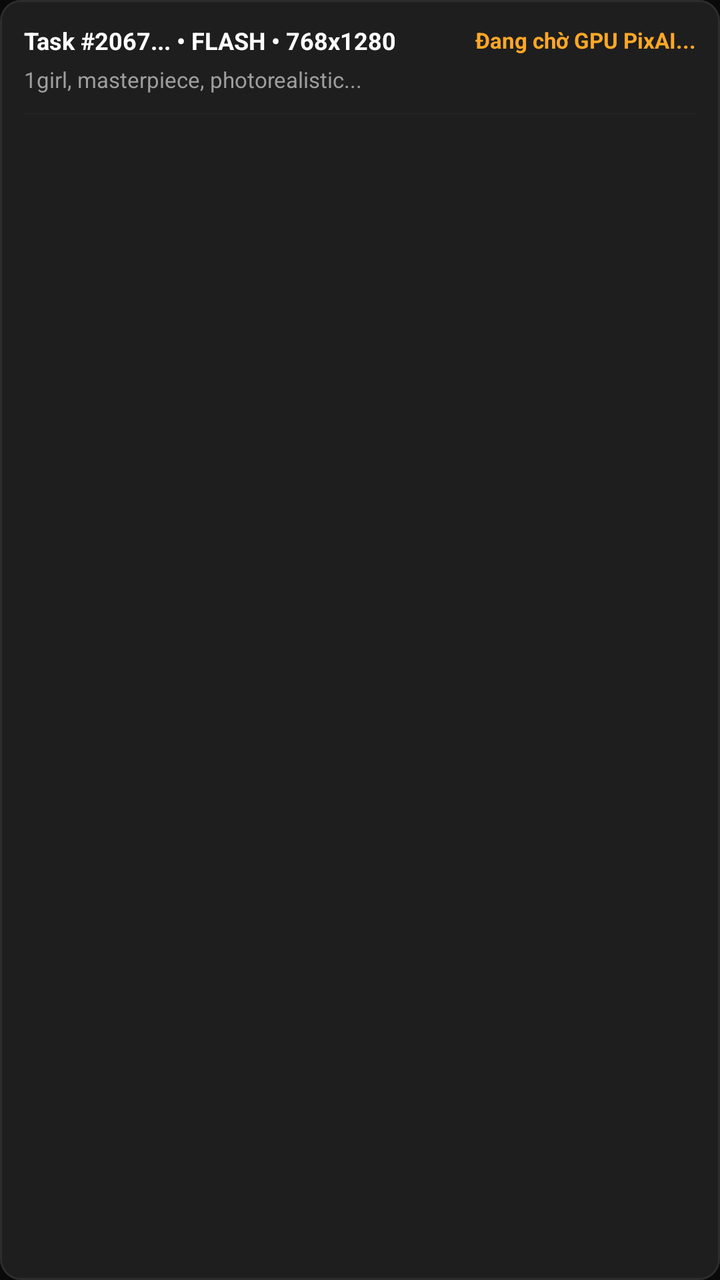
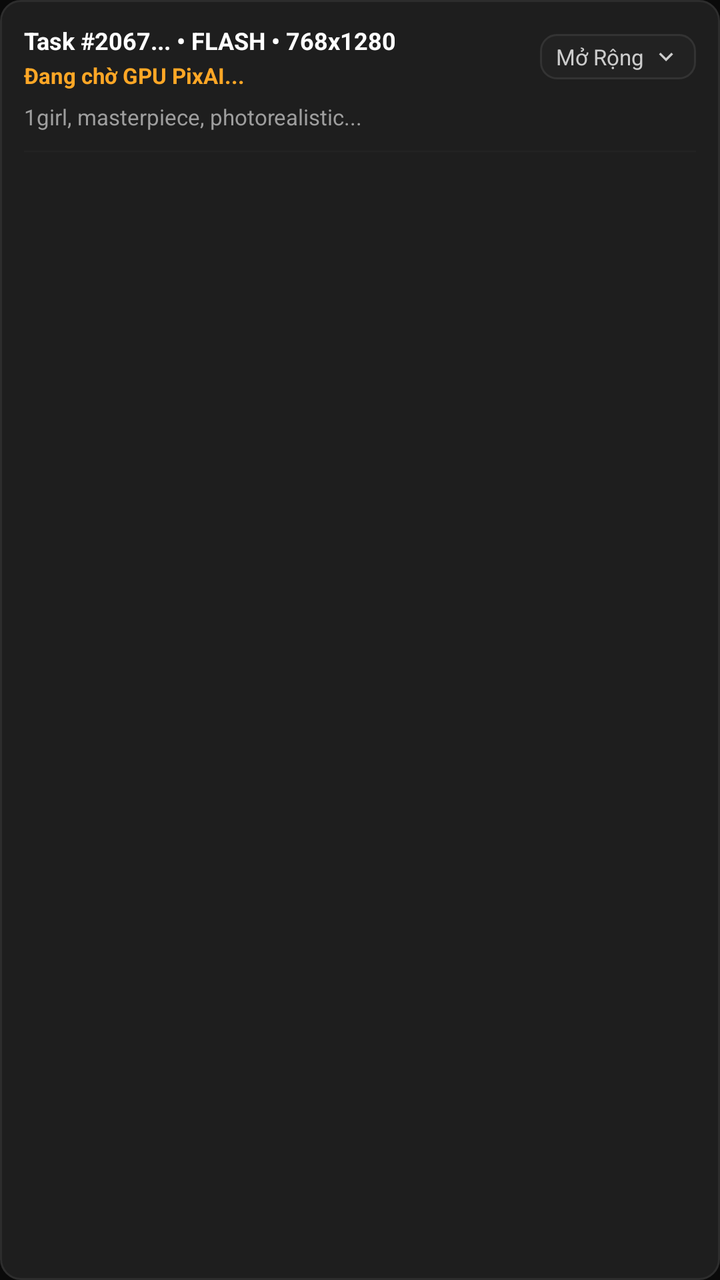

Screens rendered from an Android XML layout before and after an edit, with the pre-edit source and the edit as a unified diff.
<!-- AndroidManifest.xml: application theme Theme.PixAiNexus -->
<!-- res/layout/item_active_task.xml -->
<?xml version="1.0" encoding="utf-8"?>
<LinearLayout xmlns:android="http://schemas.android.com/apk/res/android"
    android:id="@+id/layoutTaskCardRoot"
    android:layout_width="match_parent"
    android:layout_height="wrap_content"
    android:layout_marginBottom="10dp"
    android:background="@drawable/bg_cyber_card"
    android:orientation="vertical"
    android:padding="12dp">

    
    <LinearLayout
        android:layout_width="match_parent"
        android:layout_height="wrap_content"
        android:gravity="center_vertical"
        android:orientation="horizontal">

        <TextView
            android:id="@+id/tvTaskHeader"
            android:layout_width="0dp"
            android:layout_height="wrap_content"
            android:layout_weight="1"
            android:singleLine="true"
            android:text="Task #2067... • FLASH • 768x1280"
            android:textColor="#FFFFFF"
            android:textSize="12sp"
            android:textStyle="bold" />

        <TextView
            android:id="@+id/tvTaskStatusBadge"
            android:layout_width="wrap_content"
            android:layout_height="wrap_content"
            android:singleLine="true"
            android:text="Đang chờ GPU PixAI..."
            android:textColor="#FFA726"
            android:textSize="11sp"
            android:textStyle="bold" />
    </LinearLayout>

    
    <TextView
        android:id="@+id/tvTaskPrompt"
        android:layout_width="match_parent"
        android:layout_height="wrap_content"
        android:layout_marginTop="4dp"
        android:ellipsize="end"
        android:maxLines="1"
        android:text="1girl, masterpiece, photorealistic..."
        android:textColor="#9E9E9E"
        android:textSize="11sp" />

    
    <ProgressBar
        android:id="@+id/pbTaskProgress"
        style="?android:attr/progressBarStyleHorizontal"
        android:layout_width="match_parent"
        android:layout_height="4dp"
        android:layout_marginTop="8dp"
        android:indeterminate="true" />

    
    <LinearLayout
        android:id="@+id/layoutTaskResult"
        android:layout_width="match_parent"
        android:layout_height="wrap_content"
        android:layout_marginTop="8dp"
        android:gravity="center_vertical"
        android:orientation="horizontal"
        android:visibility="gone">

        <ImageView
            android:id="@+id/ivTaskThumbnail"
            android:layout_width="60dp"
            android:layout_height="60dp"
            android:layout_marginEnd="10dp"
            android:background="#161616"
            android:scaleType="centerCrop" />

        <LinearLayout
            android:layout_width="0dp"
            android:layout_height="wrap_content"
            android:layout_weight="1"
            android:orientation="vertical">

            <Button
                android:id="@+id/btnTaskZoom"
                android:layout_width="match_parent"
                android:layout_height="34dp"
                android:background="@drawable/bg_cyber_chip_normal"
                android:gravity="center"
                android:minWidth="0dp"
                android:minHeight="0dp"
                android:singleLine="true"
                android:text="Xem Phóng To"
                android:textAllCaps="false"
                android:textColor="#FFFFFF"
                android:textSize="11sp" />

            <Button
                android:id="@+id/btnTaskApply"
                android:layout_width="match_parent"
                android:layout_height="34dp"
                android:layout_marginTop="4dp"
                android:background="@drawable/bg_cyber_btn_secondary"
                android:gravity="center"
                android:minWidth="0dp"
                android:minHeight="0dp"
                android:singleLine="true"
                android:text="Đưa Lên Màn Chính"
                android:textAllCaps="false"
                android:textColor="#81C784"
                android:textSize="11sp" />
        </LinearLayout>
    </LinearLayout>
</LinearLayout>
<!-- resources referenced by this layout -->
<resources>
  <!-- drawable bg_cyber_btn_secondary (drawable) -->
  <?xml version="1.0" encoding="utf-8"?>
  <shape xmlns:android="http://schemas.android.com/apk/res/android">
      <solid android:color="#2A2A2A" />
      <stroke android:width="1dp" android:color="#3A3A3A" />
      <corners android:radius="8dp" />
  </shape>
  <!-- drawable bg_cyber_card (drawable) -->
  <?xml version="1.0" encoding="utf-8"?>
  <shape xmlns:android="http://schemas.android.com/apk/res/android">
      <solid android:color="#1E1E1E" />
      <stroke android:width="1dp" android:color="#2D2D2D" />
      <corners android:radius="10dp" />
  </shape>
  <!-- drawable bg_cyber_chip_normal (drawable) -->
  <?xml version="1.0" encoding="utf-8"?>
  <shape xmlns:android="http://schemas.android.com/apk/res/android">
      <solid android:color="#222222" />
      <stroke android:width="1dp" android:color="#333333" />
      <corners android:radius="8dp" />
  </shape>
  <style name="Theme.PixAiNexus" parent="Theme.MaterialComponents.DayNight.NoActionBar">
          <item name="colorPrimary">#262626</item>
          <item name="colorPrimaryVariant">#1A1A1A</item>
          <item name="colorOnPrimary">#FFFFFF</item>
          <item name="colorSecondary">#333333</item>
          <item name="colorOnSecondary">#FFFFFF</item>
          <item name="android:statusBarColor">#0A0A0A</item>
          <item name="android:navigationBarColor">#0A0A0A</item>
          <item name="android:windowBackground">#0A0A0A</item>
          <item name="materialButtonStyle">@style/Widget.Nexus.Button</item>
      </style>
  <style name="Widget.Nexus.Button" parent="Widget.MaterialComponents.Button.UnelevatedButton">
          <item name="backgroundTint">@null</item>
          <item name="android:backgroundTint">@null</item>
          <item name="android:insetTop">0dp</item>
          <item name="android:insetBottom">0dp</item>
          <item name="android:insetLeft">0dp</item>
          <item name="android:insetRight">0dp</item>
          <item name="android:minHeight">0dp</item>
          <item name="android:minWidth">0dp</item>
          <item name="android:textAllCaps">false</item>
          <item name="android:textColor">#FFFFFF</item>
          <item name="android:stateListAnimator">@null</item>
          <item name="rippleColor">#33FFFFFF</item>
      </style>
</resources>

<!-- the commit's change to res/layout/item_active_task.xml (unified diff, before → after) -->
@@ -10,31 +10,66 @@
 
     
     <LinearLayout
+        android:id="@+id/layoutTaskHeaderClickable"
         android:layout_width="match_parent"
         android:layout_height="wrap_content"
+        android:clickable="true"
+        android:focusable="true"
         android:gravity="center_vertical"
         android:orientation="horizontal">
 
-        <TextView
-            android:id="@+id/tvTaskHeader"
+        <LinearLayout
             android:layout_width="0dp"
             android:layout_height="wrap_content"
             android:layout_weight="1"
-            android:singleLine="true"
-            android:text="Task #2067... • FLASH • 768x1280"
-            android:textColor="#FFFFFF"
-            android:textSize="12sp"
-            android:textStyle="bold" />
-
-        <TextView
-            android:id="@+id/tvTaskStatusBadge"
+            android:orientation="vertical">
+
+            <TextView
+                android:id="@+id/tvTaskHeader"
+                android:layout_width="match_parent"
+                android:layout_height="wrap_content"
+                android:singleLine="true"
+                android:text="Task #2067... • FLASH • 768x1280"
+                android:textColor="#FFFFFF"
+                android:textSize="12sp"
+                android:textStyle="bold" />
+
+            <TextView
+                android:id="@+id/tvTaskStatusBadge"
+                android:layout_width="wrap_content"
+                android:layout_height="wrap_content"
+                android:layout_marginTop="2dp"
+                android:singleLine="true"
+                android:text="Đang chờ GPU PixAI..."
+                android:textColor="#FFA726"
+                android:textSize="11sp"
+                android:textStyle="bold" />
+        </LinearLayout>
+
+        <LinearLayout
             android:layout_width="wrap_content"
             android:layout_height="wrap_content"
-            android:singleLine="true"
-            android:text="Đang chờ GPU PixAI..."
-            android:textColor="#FFA726"
-            android:textSize="11sp"
-            android:textStyle="bold" />
+            android:background="@drawable/bg_cyber_chip_normal"
+            android:gravity="center_vertical"
+            android:orientation="horizontal"
+            android:paddingHorizontal="8dp"
+            android:paddingVertical="4dp">
+
+            <TextView
+                android:id="@+id/tvTaskExpandText"
+                android:layout_width="wrap_content"
+                android:layout_height="wrap_content"
+                android:layout_marginEnd="4dp"
+                android:text="Mở Rộng"
+                android:textColor="#CCCCCC"
+                android:textSize="11sp" />
+
+            <ImageView
+                android:id="@+id/ivTaskExpandToggle"
+                android:layout_width="14dp"
+                android:layout_height="14dp"
+                android:src="@drawable/ic_expand" />
+        </LinearLayout>
     </LinearLayout>
 
     
@@ -42,7 +77,7 @@
         android:id="@+id/tvTaskPrompt"
         android:layout_width="match_parent"
         android:layout_height="wrap_content"
-        android:layout_marginTop="4dp"
+        android:layout_marginTop="6dp"
         android:ellipsize="end"
         android:maxLines="1"
         android:text="1girl, masterpiece, photorealistic..."
@@ -60,56 +95,176 @@
 
     
     <LinearLayout
-        android:id="@+id/layoutTaskResult"
+        android:id="@+id/layoutTaskExpandedDetails"
         android:layout_width="match_parent"
         android:layout_height="wrap_content"
-        android:layout_marginTop="8dp"
-        android:gravity="center_vertical"
-        android:orientation="horizontal"
+        android:layout_marginTop="10dp"
+        android:orientation="vertical"
         android:visibility="gone">
 
-        <ImageView
-            android:id="@+id/ivTaskThumbnail"
-            android:layout_width="60dp"
-            android:layout_height="60dp"
-            android:layout_marginEnd="10dp"
-            android:background="#161616"
-            android:scaleType="centerCrop" />
-
-        <LinearLayout
-            android:layout_width="0dp"
-            android:layout_height="wrap_content"
-            android:layout_weight="1"
-            android:orientation="vertical">
-
-            <Button
-                android:id="@+id/btnTaskZoom"
-                android:layout_width="match_parent"
-                android:layout_height="34dp"
-                android:background="@drawable/bg_cyber_chip_normal"
-                android:gravity="center"
-                android:minWidth="0dp"
-                android:minHeight="0dp"
-                android:singleLine="true"
-                android:text="Xem Phóng To"
-                android:textAllCaps="false"
-                android:textColor="#FFFFFF"
+        <View
+            android:layout_width="match_parent"
+            android:layout_height="1dp"
+            android:layout_marginBottom="8dp"
+            android:background="#222222" />
+
+        
+        <TextView
+            android:layout_width="match_parent"
+            android:layout_height="wrap_content"
+            android:text="Prompt Gốc:"
+            android:textColor="#888888"
+            android:textSize="10sp" />
+
+        <TextView
+            android:id="@+id/tvTaskFullOriginal"
+            android:layout_width="match_parent"
+            android:layout_height="wrap_content"
+            android:layout_marginTop="2dp"
+            android:layout_marginBottom="6dp"
+            android:textColor="#E0E0E0"
+            android:textSize="11sp" />
+
+        <LinearLayout
+            android:id="@+id/btnTaskCopyOriginal"
+            android:layout_width="match_parent"
+            android:layout_height="wrap_content"
+            android:layout_marginBottom="8dp"
+            android:background="@drawable/bg_cyber_chip_normal"
+            android:clickable="true"
+            android:focusable="true"
+            android:gravity="center"
+            android:orientation="horizontal"
+            android:paddingVertical="6dp">
+
+            <ImageView
+                android:layout_width="14dp"
+                android:layout_height="14dp"
+                android:layout_marginEnd="6dp"
+                android:src="@drawable/ic_copy" />
+
+            <TextView
+                android:layout_width="wrap_content"
+                android:layout_height="wrap_content"
+                android:text="Sao Chép Prompt Gốc"
+                android:textColor="#E0E0E0"
                 android:textSize="11sp" />
-
-            <Button
-                android:id="@+id/btnTaskApply"
-                android:layout_width="match_parent"
-                android:layout_height="34dp"
-                android:layout_marginTop="4dp"
-                android:background="@drawable/bg_cyber_btn_secondary"
-                android:gravity="center"
-                android:minWidth="0dp"
-                android:minHeight="0dp"
-                android:singleLine="true"
-                android:text="Đưa Lên Màn Chính"
-                android:textAllCaps="false"
+        </LinearLayout>
+
+        
+        <TextView
+            android:layout_width="match_parent"
+            android:layout_height="wrap_content"
+            android:text="Prompt Máy Chủ Tối Ưu:"
+            android:textColor="#888888"
+            android:textSize="10sp" />
+
+        <TextView
+            android:id="@+id/tvTaskFullServer"
+            android:layout_width="match_parent"
+            android:layout_height="wrap_content"
+            android:layout_marginTop="2dp"
+            android:layout_marginBottom="6dp"
+            android:text="Đang chờ GPU kết xuất..."
+            android:textColor="#81C784"
+            android:textSize="11sp" />
+
+        <LinearLayout
+            android:id="@+id/btnTaskCopyServer"
+            android:layout_width="match_parent"
+            android:layout_height="wrap_content"
+            android:layout_marginBottom="8dp"
+            android:background="@drawable/bg_cyber_chip_normal"
+            android:clickable="true"
+            android:focusable="true"
+            android:gravity="center"
+            android:orientation="horizontal"
+            android:paddingVertical="6dp">
+
+            <ImageView
+                android:layout_width="14dp"
+                android:layout_height="14dp"
+                android:layout_marginEnd="6dp"
+                android:src="@drawable/ic_copy" />
+
+            <TextView
+                android:layout_width="wrap_content"
+                android:layout_height="wrap_content"
+                android:text="Sao Chép Prompt Tối Ưu"
                 android:textColor="#81C784"
                 android:textSize="11sp" />
         </LinearLayout>
+
+        
+        <LinearLayout
+            android:id="@+id/layoutTaskResult"
+            android:layout_width="match_parent"
+            android:layout_height="wrap_content"
+            android:layout_marginTop="6dp"
+            android:gravity="center_vertical"
+            android:orientation="horizontal"
+            android:visibility="gone">
+
+            <ImageView
+                android:id="@+id/ivTaskThumbnail"
+                android:layout_width="60dp"
+                android:layout_height="60dp"
+                android:layout_marginEnd="10dp"
+                android:background="#161616"
+                android:scaleType="centerCrop" />
+
+            <LinearLayout
+                android:layout_width="0dp"
+                android:layout_height="wrap_content"
+                android:layout_weight="1"
+                android:orientation="vertical">
+
+                <LinearLayout
+                    android:id="@+id/btnTaskZoom"
+                    android:layout_width="match_parent"
+                    android:layout_height="wrap_content"
+                    android:background="@drawable/bg_cyber_chip_normal"
+                    android:clickable="true"
+                    android:focusable="true"
+                    android:gravity="center"
+                    android:orientation="horizontal"
+                    android:paddingVertical="6dp">
+
+                    <ImageView
+                        android:layout_width="14dp"
+                        android:layout_height="14dp"
+                        android:layout_marginEnd="4dp"
+                        android:src="@drawable/ic_zoom_in" />
+
+                    <TextView
+                        android:layout_width="wrap_content"
+                        android:layout_height="wrap_content"
+                        android:text="Xem Phóng To"
+                        android:textColor="#FFFFFF"
+                        android:textSize="11sp" />
+                </LinearLayout>
+
+                <LinearLayout
+                    android:id="@+id/btnTaskApply"
+                    android:layout_width="match_parent"
+                    android:layout_height="wrap_content"
+                    android:layout_marginTop="6dp"
+                    android:background="@drawable/bg_cyber_btn_secondary"
+                    android:clickable="true"
+                    android:focusable="true"
+                    android:gravity="center"
+                    android:orientation="horizontal"
+                    android:paddingVertical="6dp">
+
+                    <TextView
+                        android:layout_width="wrap_content"
+                        android:layout_height="wrap_content"
+                        android:text="Đưa Lên Màn Chính"
+                        android:textColor="#81C784"
+                        android:textSize="11sp"
+                        android:textStyle="bold" />
+                </LinearLayout>
+            </LinearLayout>
+        </LinearLayout>
     </LinearLayout>
 </LinearLayout>
<!-- resource entries referenced after the edit -->
@@ -21,6 +21,36 @@
       <stroke android:width="1dp" android:color="#333333" />
       <corners android:radius="8dp" />
   </shape>
+  <!-- drawable ic_copy (drawable) -->
+  <vector xmlns:android="http://schemas.android.com/apk/res/android"
+      android:width="24dp"
+      android:height="24dp"
+      android:viewportWidth="24"
+      android:viewportHeight="24">
+      <path
+          android:fillColor="#CCCCCC"
+          android:pathData="M16,1H4c-1.1,0 -2,0.9 -2,2v14h2V3h12V1zm3,4H8c-1.1,0 -2,0.9 -2,2v14c0,1.1 0.9,2 2,2h11c1.1,0 2,-0.9 2,-2V7c0,-1.1 -0.9,-2 -2,-2zm0,16H8V7h11v14z"/>
+  </vector>
+  <!-- drawable ic_expand (drawable) -->
+  <vector xmlns:android="http://schemas.android.com/apk/res/android"
+      android:width="24dp"
+      android:height="24dp"
+      android:viewportWidth="24"
+      android:viewportHeight="24">
+      <path
+          android:fillColor="#CCCCCC"
+          android:pathData="M16.59,8.59L12,13.17 7.41,8.59 6,10l6,6 6,-6z"/>
+  </vector>
+  <!-- drawable ic_zoom_in (drawable) -->
+  <vector xmlns:android="http://schemas.android.com/apk/res/android"
+      android:width="24dp"
+      android:height="24dp"
+      android:viewportWidth="24"
+      android:viewportHeight="24">
+      <path
+          android:fillColor="#CCCCCC"
+          android:pathData="M15.5,14h-0.79l-0.28,-0.27C15.41,12.59 16,11.11 16,9.5 16,5.91 13.09,3 9.5,3S3,5.91 3,9.5 5.91,16 9.5,16c1.61,0 3.09,-0.59 4.23,-1.57l0.27,0.28v0.79l5,4.99L20.49,19l-4.99,-5zm-6,0C7.01,14 5,11.99 5,9.5S7.01,5 9.5,5 14,7.01 14,9.5 11.99,14 9.5,14zm0.5,-7h-1v2h-2v1h2v2h1v-2h2v-1h-2V7z"/>
+  </vector>
   <style name="Theme.PixAiNexus" parent="Theme.MaterialComponents.DayNight.NoActionBar">
           <item name="colorPrimary">#262626</item>
           <item name="colorPrimaryVariant">#1A1A1A</item>
